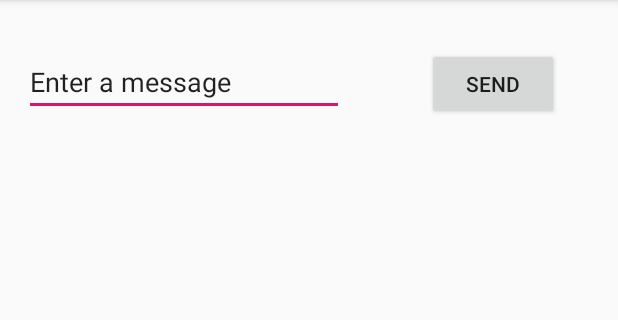
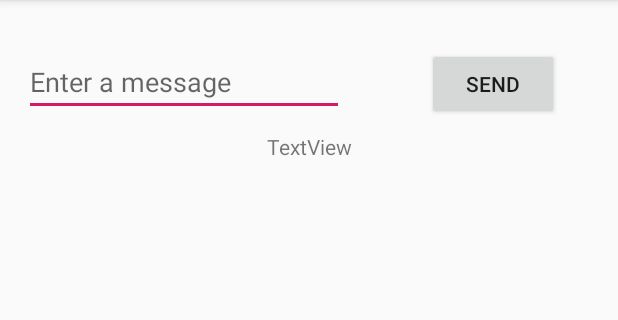
Before and after one commit to moulid15/AndriodApp1, an Android app: the screen it shows after launch (MainActivity), on a phone screen of 412 x 824 dp, the part 84-404 px from its top. Run offline under Robolectric (Android 15) with nearby library versions, the phone set to English and light mode, and no system bars.

Commit message:
starting a calc

```diff
--- a/app/src/main/java/com/example/myapp1/MainActivity.java
+++ b/app/src/main/java/com/example/myapp1/MainActivity.java
@@ -5,22 +5,74 @@ import androidx.appcompat.app.AppCompatActivity;
 import android.content.Intent;
 import android.os.Bundle;
 import android.view.View;
+import android.widget.Button;
 import android.widget.EditText;
+import android.widget.TextView;
 
 import static android.provider.AlarmClock.EXTRA_MESSAGE;
 
-public class MainActivity extends AppCompatActivity {
+public class MainActivity extends AppCompatActivity implements View.OnClickListener {
+
+    public static String EXTRA_MESSAGE;
+    private Button mybtn;
+    private TextView text_View;
+    private EditText input;
 
     @Override
     protected void onCreate(Bundle savedInstanceState) {
         super.onCreate(savedInstanceState);
         setContentView(R.layout.activity_main);
+        mybtn=new Button(this);
+        text_View=new TextView(this);
+        mybtn=(Button)findViewById(R.id.button1);
+        text_View=(TextView)findViewById(R.id.result1);
+
+        mybtn.setOnClickListener(this);
+
+
     }
-    public void sendMessage(View view){
-        Intent intent = new Intent(this, DisplayMessageActivity.class);
-        EditText editText = (EditText) findViewById(R.id.editText);
-        String message = editText.getText().toString();
-        intent.putExtra(EXTRA_MESSAGE,message);
-        startActivity(intent);
+    String ops(String message){
+        char sign;
+        int i=0;
+        String lefthand="";
+        int lefthandi;
+        String righthand="";
+        int righthandi;
+        double result=0.0;
+        String ret="";
+        while(message.charAt(i)!='+' || message.charAt(i)!='*'|| message.charAt(i)!='/' || message.charAt(i)!='-'){
+            lefthand+=message.charAt(i);
+            i++;
+        }
+        sign=message.charAt(i);
+        i++;
+        lefthandi=Integer.parseInt(lefthand);
+        while(i<message.length()){
+            righthand+=message.charAt(i);
+            i++;
+        }
+        righthandi=Integer.parseInt(righthand);
+
+        if(sign=='+'){
+            result=lefthandi+righthandi;
+        }
+        if(sign=='-'){
+            result=lefthandi-righthandi;
+        }
+        if(sign=='*'){
+            result=lefthandi*righthandi;
+        }
+        if(sign=='/'){
+            result=lefthandi/righthandi;
+        }
+        ret+=result;
+        return ret;
+    }
+
+    @Override
+    public void onClick(View v) {
+        input=(EditText)findViewById(R.id.editText);
+        String ret=ops(input.getText().toString());
+        text_View.setText(ret);
     }
 }
--- a/app/src/main/res/layout-v26/activity_main.xml
+++ b/app/src/main/res/layout-v26/activity_main.xml
@@ -17,12 +17,11 @@
         android:ems="10"
         android:hint="@string/edit_message"
         android:inputType="textPersonName"
-        android:text="@string/edit_message"
         app:layout_constraintStart_toStartOf="parent"
         app:layout_constraintTop_toTopOf="@+id/guideline" />
 
     <Button
-        android:id="@+id/button"
+        android:id="@+id/button1"
         android:layout_width="wrap_content"
         android:layout_height="0dp"
         android:layout_marginStart="16dp"
@@ -49,4 +48,16 @@
         android:layout_marginRight="24dp"
         app:barrierDirection="left"
         app:layout_constraintEnd_toEndOf="parent" />
+
+    <TextView
+        android:id="@+id/result1"
+        android:layout_width="0dp"
+        android:layout_height="wrap_content"
+        android:layout_marginTop="8dp"
+        android:gravity="center"
+        android:text="TextView"
+        app:layout_constraintEnd_toEndOf="parent"
+        app:layout_constraintHorizontal_bias="0.0"
+        app:layout_constraintStart_toStartOf="parent"
+        app:layout_constraintTop_toBottomOf="@+id/button1" />
 </androidx.constraintlayout.widget.ConstraintLayout>
--- a/app/src/main/res/layout/activity_main.xml
+++ b/app/src/main/res/layout/activity_main.xml
@@ -1,22 +1,42 @@
 <?xml version="1.0" encoding="utf-8"?>
-<androidx.constraintlayout.widget.ConstraintLayout xmlns:android="http://schemas.android.com/apk/res/android"
+<LinearLayout xmlns:android="http://schemas.android.com/apk/res/android"
     xmlns:app="http://schemas.android.com/apk/res-auto"
     xmlns:tools="http://schemas.android.com/tools"
     android:layout_width="match_parent"
     android:layout_height="match_parent"
+    android:orientation="vertical"
     tools:context=".MainActivity">
 
     <EditText
         android:id="@+id/editText"
-        android:layout_width="236dp"
-        android:layout_height="37dp"
+        android:layout_width="match_parent"
+        android:layout_height="wrap_content"
+        android:layout_margin="15dp"
         android:layout_marginStart="16dp"
-        android:layout_marginLeft="16dp"
-        android:layout_marginTop="16dp"
+        android:layout_marginLeft="15dp"
+        android:layout_marginTop="15dp"
+        android:layout_marginRight="15dp"
+        android:layout_marginBottom="15sp"
+        android:autofillHints=""
         android:ems="10"
+        android:hint="@string/entersome"
         android:inputType="textPersonName"
-        android:text="@string/name"
+        android:paddingLeft="15dp"
+        android:paddingTop="15dp"
+        android:paddingRight="15dp"
         app:layout_constraintStart_toStartOf="parent"
-        app:layout_constraintTop_toTopOf="parent"
-        android:autofillHints="" />
-</androidx.constraintlayout.widget.ConstraintLayout>
+        app:layout_constraintTop_toTopOf="parent" />
+
+    <Button
+        android:id="@+id/button1"
+        android:layout_width="match_parent"
+        android:layout_height="wrap_content"
+        android:layout_marginLeft="15dp"
+        android:layout_marginTop="15dp"
+        android:layout_marginRight="15dp"
+        android:text="@string/Button_submit"
+        android:background="#1e88e5
+
+"
+        />
+</LinearLayout>
--- a/app/src/main/res/values/strings.xml
+++ b/app/src/main/res/values/strings.xml
@@ -3,4 +3,6 @@
     <string name="name">Name</string>
     <string name="edit_message">Enter a message</string>
     <string name="button_send">Send</string>
+    <string name="entersome"> Enter Something </string>
+    <string name="Button_submit"> Enter </string>
 </resources>
```
Also changed, not shown: app/src/main/AndroidManifest.xml (+7 -1 lines), app/src/main/java/com/example/myapp1/DisplayMessageActivity.java (+10 -0 lines), app/src/main/res/layout/activity_display_message.xml (+9 -0 lines).
